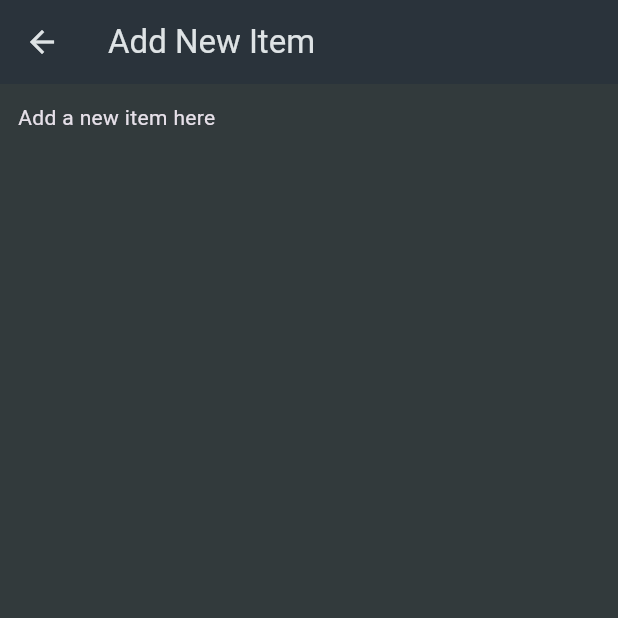
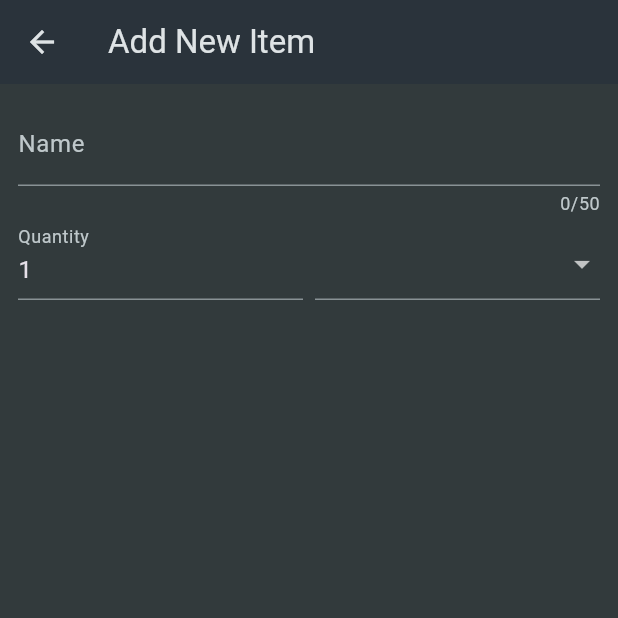
Before and after one commit to Eka051/shopping_list, a Flutter app: the NewItem screen opened directly, on a phone screen of 412 x 824 dp, the top half of it. Run offline on Flutter 3.47's test engine with Material 3 defaults, Android fonts, the phone set to English and light mode, and no system bars.

Commit message:
feat: enhance new item form with validation and category selection

```diff
--- a/lib/widget/new_item.dart
+++ b/lib/widget/new_item.dart
@@ -1,4 +1,7 @@
+import 'package:flutter/cupertino.dart';
 import 'package:flutter/material.dart';
+import 'package:shopping_list/data/categories.dart';
+import 'package:shopping_list/data/dummy_items.dart';
 
 class NewItem extends StatefulWidget {
   const NewItem({super.key});
@@ -13,9 +16,59 @@ class _NewItemState extends State<NewItem> {
       appBar: AppBar(
         title: const Text('Add New Item'),
       ),
-      body: const Padding(
-        padding: EdgeInsets.all(12),
-        child: Text('Add a new item here'),
+      body: Padding(
+        padding: const EdgeInsets.all(12),
+        child: Form(
+          child: Column(
+            children: [
+              TextFormField(
+                maxLength: 50,
+                decoration: const InputDecoration(
+                  label: Text('Name'),
+                ),
+                validator: (value) {
+                  return 'Demoo';
+                },
+              ),
+              Row(
+                crossAxisAlignment: CrossAxisAlignment.end,
+                children: [
+                  Expanded(
+                    child: TextFormField(
+                      decoration: const InputDecoration(
+                        label: Text('Quantity'),
+                      ),
+                      initialValue: '1',
+                      keyboardType: TextInputType.number,
+                    ),
+                  ),
+                  const SizedBox(width: 8),
+                  Expanded(
+                    child: DropdownButtonFormField(items: [
+                      for (final category in categories.entries)
+                        DropdownMenuItem(
+                          value: category.value,
+                          child: Row(
+                            children: [
+                              Container(
+                                width: 16,
+                                height: 16,
+                                color: category.value.color,
+                              ),
+                              const SizedBox(width: 8),
+                              Text(category.value.title),
+                            ],
+                          ),
+                        ),
+                    ], onChanged: (context) {
+                      print('Category changed');
+                    }),
+                  )
+                ],
+              ),
+            ],
+          ),
+        ),
       ),
     );
   }
```
